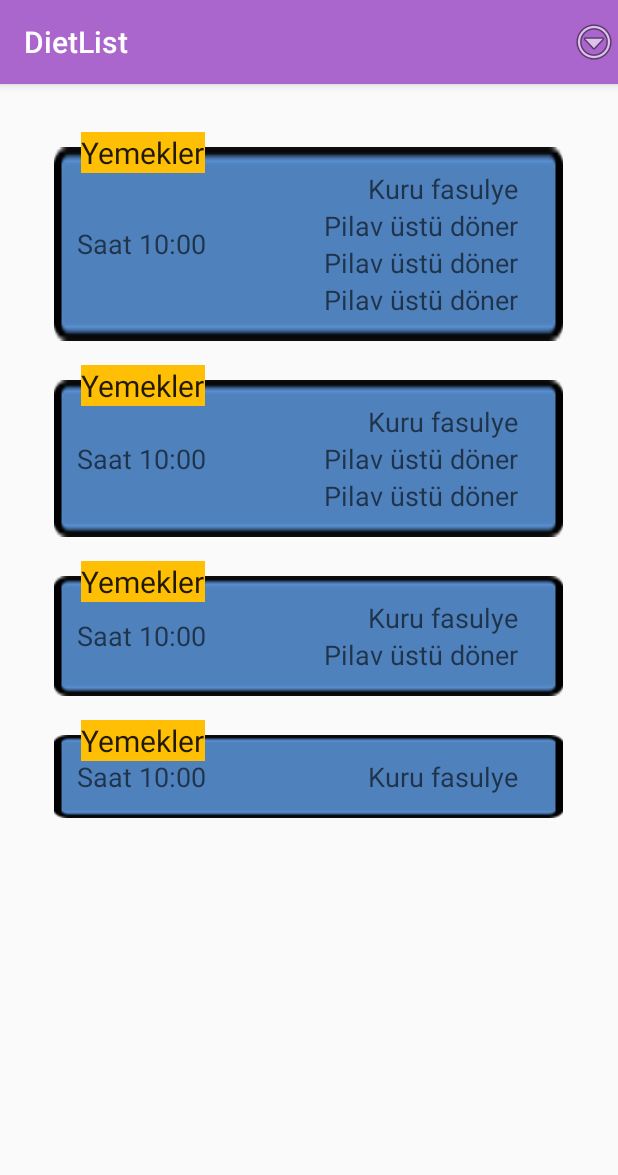
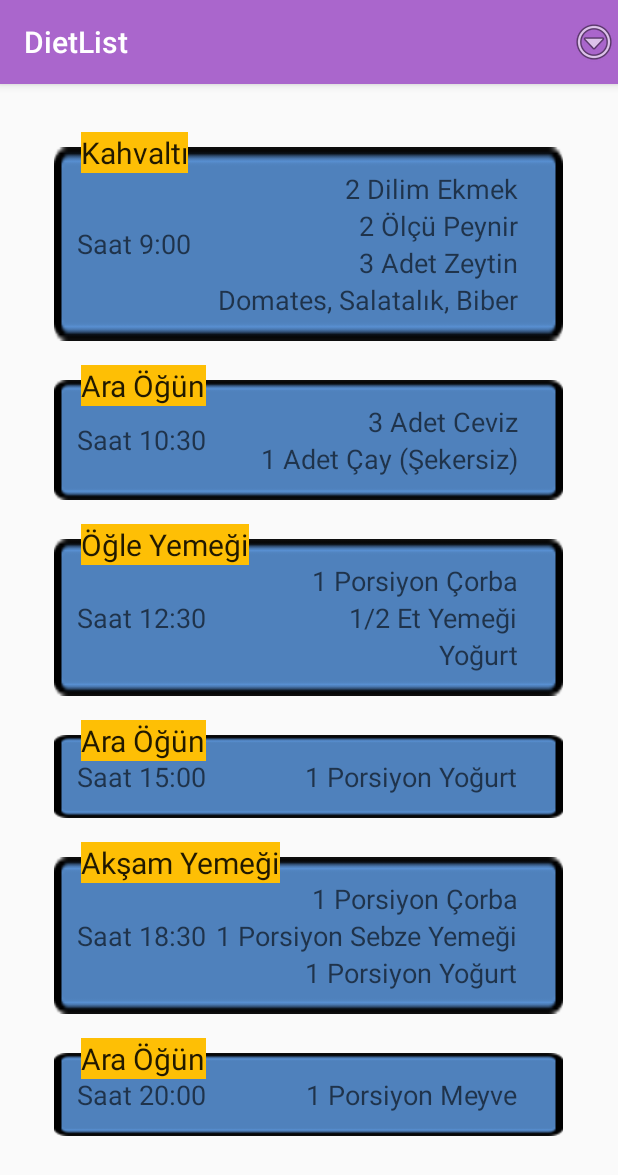
Before and after one commit to ColorUp/SenBulDiyabetKolaylassin, an Android app: the DietList screen opened directly, with no data from a screen before it, on a phone screen of 412 x 824 dp. Shown: the top 1175 px of the screen. Run offline under Robolectric (Android 15) with nearby library versions, the phone set to English and light mode, and no system bars.

Commit message:
Diet listesi değiştirildi

```diff
--- a/app/src/main/res/layout/activity_diet_list.xml
+++ b/app/src/main/res/layout/activity_diet_list.xml
@@ -27,46 +27,70 @@
                 android:id="@+id/view"
                 android:layout_width="wrap_content"
                 android:layout_height="wrap_content"
-                app:label="Saat 10:00"
-                app:meal_title="Yemekler"
-                app:yemek1="Kuru fasulye"
-                app:yemek2="Pilav üstü döner"
-                app:yemek3="Pilav üstü döner"
-                app:yemek4="Pilav üstü döner"
+                app:label="Saat 9:00"
+                app:meal_title="Kahvaltı"
+                app:yemek1="2 Dilim Ekmek"
+                app:yemek2="2 Ölçü Peynir"
+                app:yemek3="3 Adet Zeytin"
+                app:yemek4="Domates, Salatalık, Biber"
                 app:yemeksayisi="4" />
 
             <com.mycodeyourproject.senbuldiyabetkolaylassin.MealView
                 android:id="@+id/view2"
                 android:layout_width="wrap_content"
                 android:layout_height="wrap_content"
-                app:label="Saat 10:00"
-                app:meal_title="Yemekler"
-                app:yemek1="Kuru fasulye"
-                app:yemek2="Pilav üstü döner"
+                app:label="Saat 10:30"
+                app:meal_title="Ara Öğün"
+                app:yemek1="3 Adet Ceviz"
+                app:yemek2="1 Adet Çay (Şekersiz)"
                 app:yemek3="Pilav üstü döner"
                 app:yemek4="Pilav üstü döner"
-                app:yemeksayisi="3" />
+                app:yemeksayisi="2" />
 
             <com.mycodeyourproject.senbuldiyabetkolaylassin.MealView
                 android:id="@+id/view3"
                 android:layout_width="wrap_content"
                 android:layout_height="wrap_content"
-                app:label="Saat 10:00"
-                app:meal_title="Yemekler"
-                app:yemek1="Kuru fasulye"
-                app:yemek2="Pilav üstü döner"
-                app:yemek3="Pilav üstü döner"
+                app:label="Saat 12:30"
+                app:meal_title="Öğle Yemeği"
+                app:yemek1="1 Porsiyon Çorba"
+                app:yemek2="1/2 Et Yemeği"
+                app:yemek3="Yoğurt"
                 app:yemek4="Pilav üstü döner"
-                app:yemeksayisi="2" />
+                app:yemeksayisi="3" />
 
             <com.mycodeyourproject.senbuldiyabetkolaylassin.MealView
                 android:id="@+id/view4"
                 android:layout_width="wrap_content"
                 android:layout_height="wrap_content"
-                app:label="Saat 10:00"
-                app:meal_title="Yemekler"
-                app:yemek1="Kuru fasulye"
-                app:yemek2="Pilav üstü döner"
+                app:label="Saat 15:00"
+                app:meal_title="Ara Öğün"
+                app:yemek1="1 Porsiyon Yoğurt"
+                app:yemek2="Pilav Üstü Döner"
+                app:yemek3="Pilav üstü döner"
+                app:yemek4="Pilav üstü döner"
+                app:yemeksayisi="1" />
+
+            <com.mycodeyourproject.senbuldiyabetkolaylassin.MealView
+                android:id="@+id/view5"
+                android:layout_width="wrap_content"
+                android:layout_height="wrap_content"
+                app:label="Saat 18:30"
+                app:meal_title="Akşam Yemeği"
+                app:yemek1="1 Porsiyon Çorba"
+                app:yemek2="1 Porsiyon Sebze Yemeği"
+                app:yemek3="1 Porsiyon Yoğurt"
+                app:yemek4="Pilav üstü döner"
+                app:yemeksayisi="3" />
+
+            <com.mycodeyourproject.senbuldiyabetkolaylassin.MealView
+                android:id="@+id/view6"
+                android:layout_width="wrap_content"
+                android:layout_height="wrap_content"
+                app:label="Saat 20:00"
+                app:meal_title="Ara Öğün"
+                app:yemek1="1 Porsiyon Meyve"
+                app:yemek2="Pilav Üstü Döner"
                 app:yemek3="Pilav üstü döner"
                 app:yemek4="Pilav üstü döner"
                 app:yemeksayisi="1" />
```
